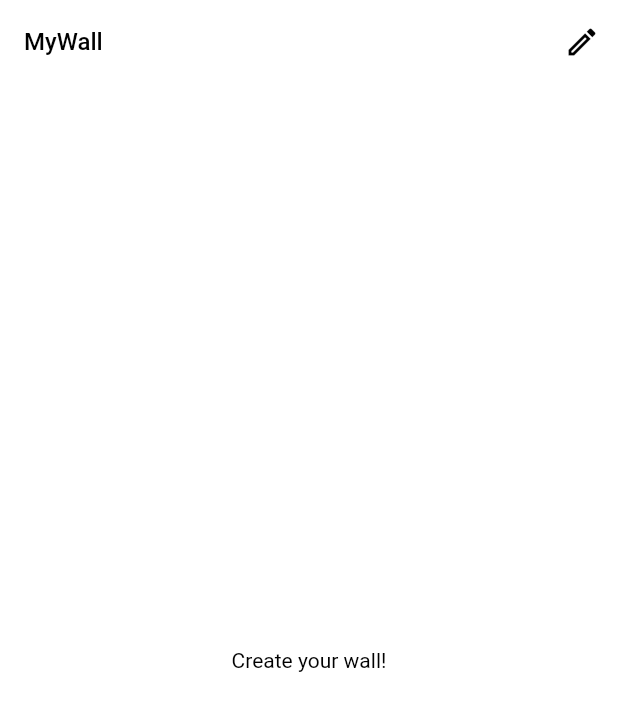
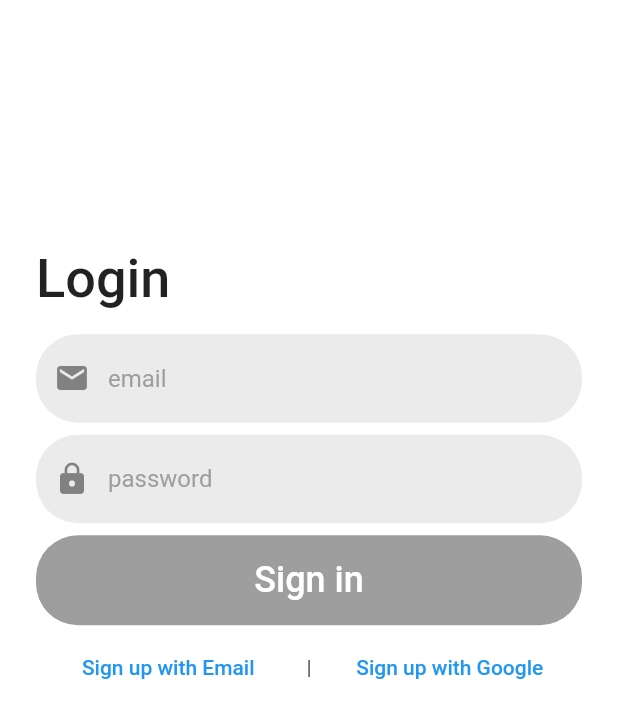
Before and after one commit to hyeongrae-kim/flutter-mywall, a Flutter app: the screen it shows after launch, on a phone screen of 412 x 824 dp. Shown: the top 718 px of the screen. Run offline on Flutter 3.47's test engine with Material 2 defaults, Android fonts, the phone set to English and light mode, and no system bars; our stand-ins replace dio, extended_image, firebase_auth, firebase_core, flutter_riverpod, google_sign_in and 1 more; missing offline and left inert: flex_color_picker, image_editor, photo_manager; accounts and stored records are empty.

Commit message:
update: possible sign in & sign up, 230309

```diff
--- a/lib/user/view/home_screen.dart
+++ b/lib/user/view/home_screen.dart
@@ -1,6 +1,6 @@
+import 'package:firebase_auth/firebase_auth.dart';
 import 'package:flutter/material.dart';
 import 'package:flutter_riverpod/flutter_riverpod.dart';
-import 'package:mywall/common/layout/default_layout.dart';
 import 'package:mywall/decos/view/decos_list_screen.dart';
 import 'package:mywall/user/component/Image_element.dart';
 import 'package:mywall/user/component/asset_image_element.dart';
@@ -9,6 +9,8 @@ import 'package:mywall/user/component/movie_element.dart';
 import 'package:mywall/user/model/wall_element_model.dart';
 import 'package:mywall/user/model/wall_status_model.dart';
 import 'package:mywall/user/provider/wall_provider.dart';
+
+import 'login_screen.dart';
 
 const editButtonSize = 32.0;
 const editIconSize = 24.0;
@@ -38,8 +40,56 @@ class _HomeScreenState extends ConsumerState<HomeScreen> {
             ? Colors.black
             : Colors.white;
 
+    return StreamBuilder(
+      stream: FirebaseAuth.instance.authStateChanges(),
+      builder: (_, AsyncSnapshot<User?> user) {
+        if (!user.hasData) {
+          return const LoginScreen();
+        } else if (user.data != null && user.data!.emailVerified == false) {
           return Scaffold(
-      // appBar: renderAppBar(ref),
+            body: Center(
+              child: Column(
+                crossAxisAlignment: CrossAxisAlignment.center,
+                mainAxisAlignment: MainAxisAlignment.center,
+                children: [
+                  const Text('Email is not verified.'),
+                  const Text('Press the below button if you confimred email.'),
+                  TextButton(
+                    onPressed: () async {
+                      final u = FirebaseAuth.instance.currentUser!;
+                      await u.reload();
+                      setState(() {});
+                    },
+                    child: const Text('I confirmed Email'),
+                  ),
+                ],
+              ),
+            ),
+          );
+        } else {
+          return Scaffold(
+            drawer: Drawer(
+              child: ListView(
+                padding: EdgeInsets.zero,
+                children: [
+                  UserAccountsDrawerHeader(
+                    accountName: user.data!.displayName != null
+                        ? Text(user.data!.displayName!)
+                        : Text(''),
+                    accountEmail: Text(user.data!.email!),
+                  ),
+                  InkWell(
+                      onTap: () async {
+                        await FirebaseAuth.instance.signOut();
+                        setState(() {});
+                      },
+                      child: const ListTile(
+                        title: Text('Logout'),
+                        leading: Icon(Icons.logout),
+                      )),
+                ],
+              ),
+            ),
             backgroundColor:
                 status.assetUrl == null ? status.color : Colors.transparent,
             body: Stack(
@@ -109,6 +159,9 @@ class _HomeScreenState extends ConsumerState<HomeScreen> {
                 ),
               ],
             ),
+          );
+        }
+      },
     );
   }
 
@@ -342,7 +395,7 @@ class _HomeScreenState extends ConsumerState<HomeScreen> {
     } else if (e.clockIndex != null) {
       return SizedBox(
         width: e.elementWidth,
-        height: e.elementWidth/e.aspectRatio,
+        height: e.elementWidth / e.aspectRatio,
         child: ClockElement(
           id: e.id!,
         ),
@@ -360,6 +413,7 @@ class _HomeScreenState extends ConsumerState<HomeScreen> {
             : Colors.white;
 
     return AppBar(
+      iconTheme: IconThemeData(color: textColor),
       backgroundColor:
           status.assetUrl == null ? status.color : Colors.transparent,
       elevation: 0,
--- /dev/null
+++ b/lib/user/view/login_screen.dart
@@ -0,0 +1,184 @@
+import 'package:firebase_auth/firebase_auth.dart';
+import 'package:flutter/material.dart';
+import 'package:google_sign_in/google_sign_in.dart';
+import 'package:mywall/user/view/sign_up_screen.dart';
+
+class LoginScreen extends StatefulWidget {
+  const LoginScreen({Key? key}) : super(key: key);
+
+  @override
+  State<LoginScreen> createState() => _LoginScreenState();
+}
+
+class _LoginScreenState extends State<LoginScreen> {
+  final _formKey = GlobalKey<FormState>();
+  final _scaffoldKey = GlobalKey<ScaffoldState>();
+  String? userEmail;
+  String? userPassword;
+
+  Future<UserCredential> signInWithGoogle() async {
+    // Trigger the authentication flow
+    final GoogleSignInAccount? googleUser = await GoogleSignIn().signIn();
+    // Obtain the auth details from the request
+    final GoogleSignInAuthentication? googleAuth = await googleUser?.authentication;
+    // Create a new credential
+    final credential = GoogleAuthProvider.credential(
+      accessToken: googleAuth?.accessToken,
+      idToken: googleAuth?.idToken,
+    );
+    // Once signed in, return the UserCredential
+    return await FirebaseAuth.instance.signInWithCredential(credential);
+  }
+
+  @override
+  Widget build(BuildContext context) {
+    return Scaffold(
+      key: _scaffoldKey,
+      body: SingleChildScrollView(
+        child: Container(
+          padding: const EdgeInsets.symmetric(horizontal: 24.0),
+          child: Form(
+            key: _formKey,
+            child: SafeArea(
+              child: Column(
+                mainAxisAlignment: MainAxisAlignment.center,
+                crossAxisAlignment: CrossAxisAlignment.start,
+                children: [
+                  SizedBox(height: MediaQuery.of(context).size.height/5),
+                  const Text(
+                    'Login',
+                    style: TextStyle(
+                      fontSize: 36.0,
+                      fontWeight: FontWeight.w500,
+                    ),
+                  ),
+                  const SizedBox(height: 16.0),
+                  TextFormField(
+                    keyboardType: TextInputType.emailAddress,
+                    decoration: const InputDecoration(
+                      filled: true,
+                      fillColor: Color(0xffebebeb),
+                      hintText: 'email',
+                      hintStyle: TextStyle(
+                        color: Colors.grey,
+                      ),
+                      prefixIcon: Icon(Icons.email),
+                      border: OutlineInputBorder(
+                        borderRadius: BorderRadius.all(Radius.circular(28.0)),
+                        borderSide: BorderSide.none,
+                      ),
+                    ),
+                    // onSubmitted -> 완료버튼 눌러야 업데이트, onChanged->글자 타이핑 될때마다 업데이트
+                    onChanged: (String text) {
+                      setState(() {
+                        userEmail = text;
+                      });
+                    },
+                  ),
+                  const SizedBox(height: 8.0),
+                  TextFormField(
+                    obscureText: true,
+                    decoration: const InputDecoration(
+                      filled: true,
+                      fillColor: Color(0xffebebeb),
+                      hintText: 'password',
+                      hintStyle: TextStyle(
+                        color: Colors.grey,
+                      ),
+                      prefixIcon: Icon(Icons.lock),
+                      border: OutlineInputBorder(
+                        borderRadius: BorderRadius.all(Radius.circular(28.0)),
+                        borderSide: BorderSide.none,
+                      ),
+                    ),
+                    // onSubmitted -> 완료버튼 눌러야 업데이트, onChanged->글자 타이핑 될때마다 업데이트
+                    onChanged: (String text) {
+                      setState(() {
+                        userPassword = text;
+                      });
+                    },
+                  ),
+                  const SizedBox(height: 8.0),
+                  TextButton(
+                    onPressed: () async {
+                      if(userEmail!=null && userPassword!=null){
+                        try{
+                          await FirebaseAuth.instance.signInWithEmailAndPassword(
+                            email: userEmail!,
+                            password: userPassword!,
+                          );
+                        } catch(e){
+                          final snackBar = SnackBar(content: Text(e.toString()));
+                          ScaffoldMessenger.of(context).showSnackBar(snackBar);
+                          return;
+                        } finally {
+                          Navigator.popUntil(context, ModalRoute.withName('/'));
+                        }
+                      } else{
+                        // userEmail, userPassword 입력을 완전히 끝내지 못한 상태
+                        const snackBar = SnackBar(content: Text('Please enter your id and password'));
+                        ScaffoldMessenger.of(context).showSnackBar(snackBar);
+                      }
+
+                    },
+                    style: TextButton.styleFrom(
+                      minimumSize:
+                          Size(MediaQuery.of(context).size.width - 48, 60),
+                      backgroundColor: Colors.black38,
+                      shape: RoundedRectangleBorder(
+                          borderRadius: BorderRadius.circular(28)),
+                    ),
+                    child: const Text(
+                      'Sign in',
+                      style: TextStyle(
+                        color: Colors.white,
+                        fontSize: 24,
+                      ),
+                    ),
+                  ),
+                  const SizedBox(height: 4.0),
+                  Row(
+                    mainAxisAlignment: MainAxisAlignment.spaceEvenly,
+                    children: [
+                      Expanded(
+                        child: TextButton(
+                          onPressed: () {
+                            Navigator.of(context).push(
+                              MaterialPageRoute(
+                                builder: (BuildContext context) {
+                                  return const SignupScreen();
+                                },
+                              ),
+                            );
+                          },
+                          // style: TextButton.styleFrom(
+                          //   foregroundColor: Colors.black,
+                          // ),
+                          child: const Text('Sign up with Email'),
+                        ),
+                      ),
+                      const SizedBox(width: 4.0),
+                      const Text('|'),
+                      const SizedBox(width: 4.0),
+                      Expanded(
+                        child: TextButton(
+                          onPressed: () {
+                            signInWithGoogle();
+                          },
+                          style: TextButton.styleFrom(
+                              // foregroundColor: isGuide ? Colors.grey : Colors.black,
+                              ),
+                          child: const Text('Sign up with Google'),
+                        ),
+                      ),
+                    ],
+                  ),
+                ],
+              ),
+            ),
+          ),
+        ),
+      ),
+    );
+  }
+}
--- a/pubspec.yaml
+++ b/pubspec.yaml
@@ -47,6 +47,9 @@ dependencies:
   image_editor: ^1.3.0
   image: any
   flex_color_picker: ^3.1.0
+  firebase_core: ^2.7.1
+  firebase_auth: ^4.2.10
+  google_sign_in: ^6.0.2
 
 dev_dependencies:
   flutter_test:
```
Also changed, not shown: lib/common/utills/login_validators.dart (added, +23 -0 lines), lib/main.dart (+8 -1 lines), lib/user/component/clock_element.dart (+16 -14 lines), lib/user/view/sign_up_screen.dart (added, +175 -0 lines), lib/firebase_options.dart (added), pubspec.lock, 30 other files. Lines whose indentation alone changed are shown as unchanged.
